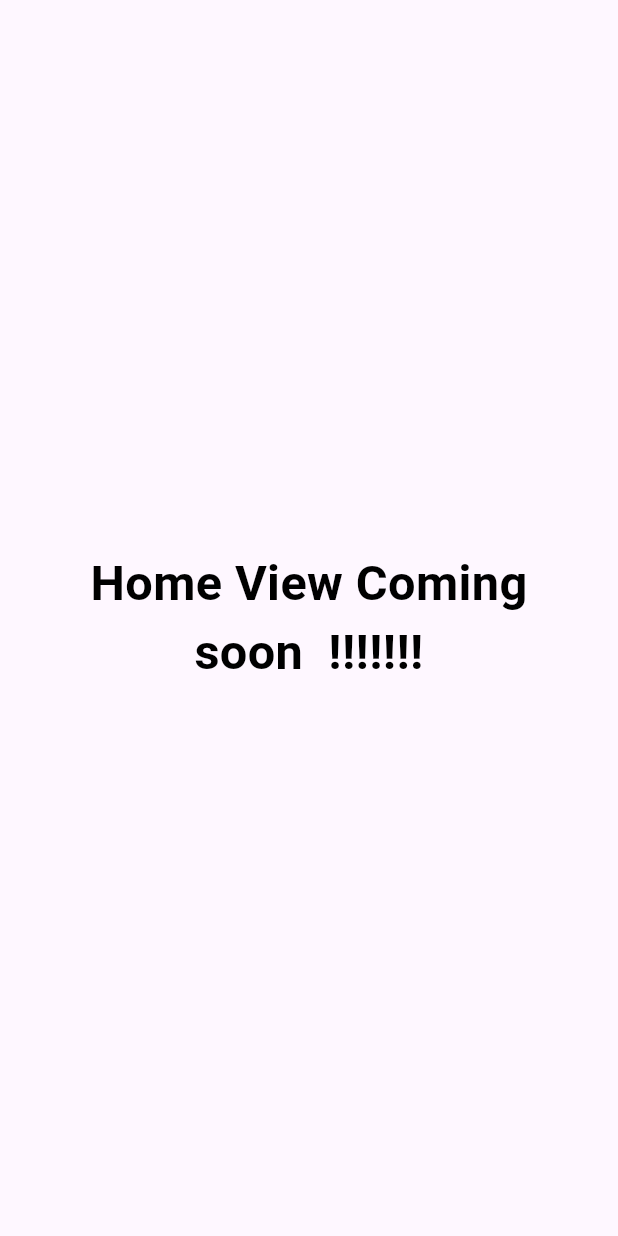
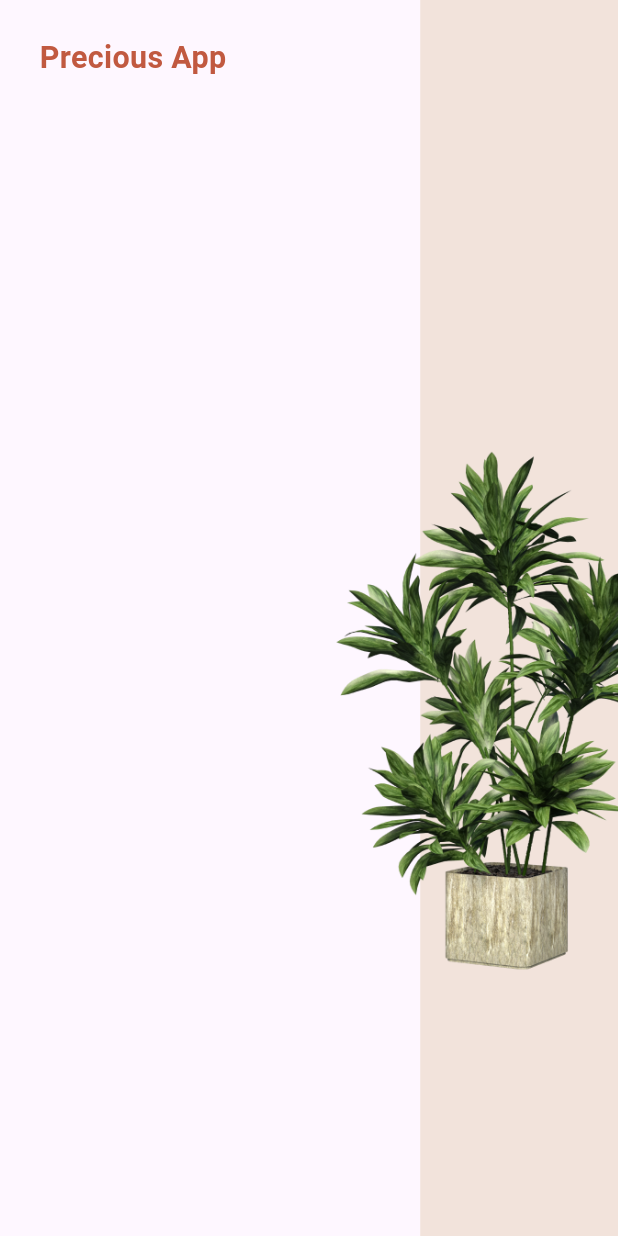
Before and after one commit to shadymohamed532001/Agri-tech360, a Flutter app: the HomeView screen opened by its route, on a phone screen of 412 x 824 dp. Run offline on Flutter 3.47's test engine with Material 3 defaults, Android fonts, the phone set to English and light mode, and no system bars; our stand-ins replace animate_do, dartz, dio, email_validator, equatable, flutter_bloc and 4 more; accounts and stored records are empty.

Commit message:
Make a plant  animation in Home View

```diff
--- a/lib/Feature/auth/logic/sign_up_cubite/sign_up_cubit.dart
+++ b/lib/Feature/auth/logic/sign_up_cubite/sign_up_cubit.dart
@@ -79,14 +79,8 @@ class SignUpCubit extends Cubit<SignUpState> {
 
   bool isPasswordShow = true;
 
-  Widget icon = const Icon(Icons.visibility_off);
   void changepasswordVisiability() {
     isPasswordShow = !isPasswordShow;
-
-    icon = isPasswordShow
-        ? const Icon(Icons.visibility_off)
-        : const Icon(Icons.visibility);
-
     emit(SignUpChangepasswordvisabilty());
   }
 }
--- a/lib/Feature/auth/presentation/widgets/sign_up/widgets/sign_up_form.dart
+++ b/lib/Feature/auth/presentation/widgets/sign_up/widgets/sign_up_form.dart
@@ -16,6 +16,7 @@ class SignUpForm extends StatefulWidget {
 
 class _SignUpFormState extends State<SignUpForm> {
   String errorMessage = '';
+  bool isPasswordShow = false;
 
   @override
   Widget build(BuildContext context) {
@@ -88,14 +89,17 @@ class _SignUpFormState extends State<SignUpForm> {
             ),
           ),
           CustomTextFormFiled(
-            obscureText: BlocProvider.of<SignUpCubit>(context).isPasswordShow,
+            obscureText: isPasswordShow,
             suffixIcon: InkWell(
               splashColor: Colors.transparent,
               onTap: () {
-                BlocProvider.of<SignUpCubit>(context)
-                    .changepasswordVisiability();
+                setState(() {
+                  isPasswordShow = !isPasswordShow;
+                });
               },
-              child: BlocProvider.of<SignUpCubit>(context).icon,
+              child: isPasswordShow
+                  ? const Icon(Icons.visibility_off)
+                  : const Icon(Icons.visibility),
             ),
             hintText: 'Min 8 Cyfr',
             keyboardType: TextInputType.visiblePassword,
--- a/lib/Feature/home/presentation/home_view.dart
+++ b/lib/Feature/home/presentation/home_view.dart
@@ -1,19 +1,11 @@
 import 'package:flutter/material.dart';
-import 'package:smartsoil/core/themaing/app_styles.dart';
+import 'package:smartsoil/Feature/home/presentation/widgets/home_view_body.dart';
 
 class HomeView extends StatelessWidget {
   const HomeView({super.key});
 
   @override
   Widget build(BuildContext context) {
-    return Scaffold(
-      body: Center(
-        child: Text(
-          'Home View Coming soon  !!!!!!!',
-          textAlign: TextAlign.center,
-          style: AppStyle.font32BlackBold,
-        ),
-      ),
-    );
+    return const Scaffold(body: HomeViewBody());
   }
 }
--- /dev/null
+++ b/lib/Feature/home/presentation/widgets/home_view_body.dart
@@ -0,0 +1,53 @@
+import 'package:animate_do/animate_do.dart';
+import 'package:flutter/material.dart';
+import 'package:flutter_screenutil/flutter_screenutil.dart';
+import 'package:smartsoil/core/themaing/app_colors.dart';
+import 'package:smartsoil/core/themaing/app_image_assets.dart';
+import 'package:smartsoil/core/themaing/app_styles.dart';
+
+class HomeViewBody extends StatelessWidget {
+  const HomeViewBody({super.key});
+
+  @override
+  Widget build(BuildContext context) {
+    return Stack(
+      children: [
+        Row(
+          children: [
+            const Spacer(),
+            Container(
+              width: 120.w,
+              height: double.infinity,
+              color: ColorManger.lightpinkColor,
+            ),
+          ],
+        ),
+        Positioned(
+          top: 300,
+          left: 110,
+          child: FadeInRight(
+            duration: const Duration(milliseconds: 600),
+            child: Image.asset(
+              ImagesAssetsManger.floweImage,
+              height: 345.h,
+              width: 345.w,
+            ),
+          ),
+        ),
+        SafeArea(
+          child: Padding(
+            padding: EdgeInsets.symmetric(vertical: 24.h, horizontal: 24.w),
+            child: Column(
+              children: [
+                Text(
+                  'Precious App',
+                  style: AppStyle.font20Primaryregular,
+                ),
+              ],
+            ),
+          ),
+        )
+      ],
+    );
+  }
+}
--- a/lib/core/themaing/app_colors.dart
+++ b/lib/core/themaing/app_colors.dart
@@ -5,15 +5,14 @@ class ColorManger {
       const Color(0xffE6CABC); // primary dark color
 
   static Color primaryColor = const Color(0xffC15940); // primary dark color
-  static Color lightprimaryColor =
-      const Color(0xBD517261); // light dark color  = 74
-  static Color darkprimaryColor = const Color(0xff4C6B5B); // dark primary color
 
   static Color darkGreyColor = const Color(0xff333333);
   static Color lightGreyColor = const Color(0xff919191);
   static Color lightMoreGreyColor = const Color(0xffEFF2F1);
 
   static Color darkWhiteColor = const Color(0xffE5E7E6);
+
+  static Color lightpinkColor = const Color(0xffF2E3DB);
 
   static Color blackColor = const Color(0xff1E1E1E);
   static Color whiteColor = const Color(0xffFFFFFF);
--- a/lib/core/themaing/app_image_assets.dart
+++ b/lib/core/themaing/app_image_assets.dart
@@ -8,4 +8,5 @@ class ImagesAssetsManger {
   static const onBordingimage1 = '$imagePath/onboarding_1.png';
   static const onBordingimage2 = '$imagePath/onboarding_2.png';
   static const onBordingimage3 = '$imagePath/onboarding_3.png';
+  static const floweImage = '$imagePath/flower.png';
 }
```
